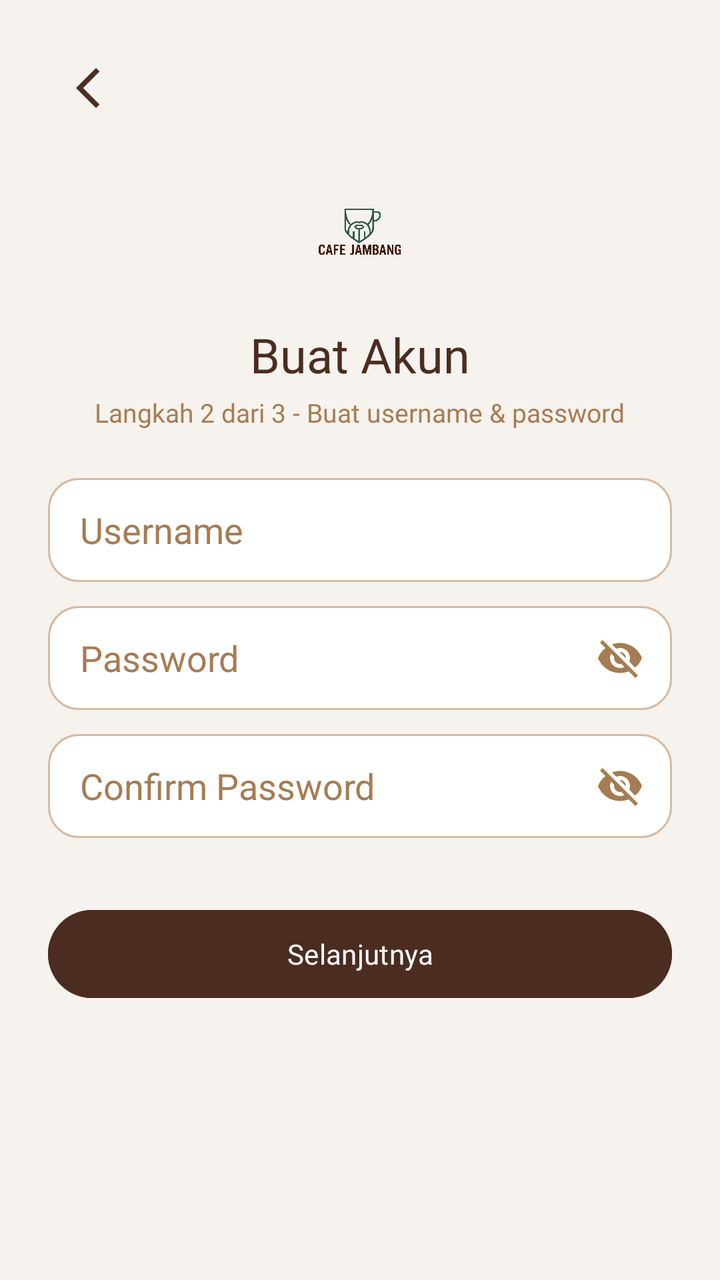
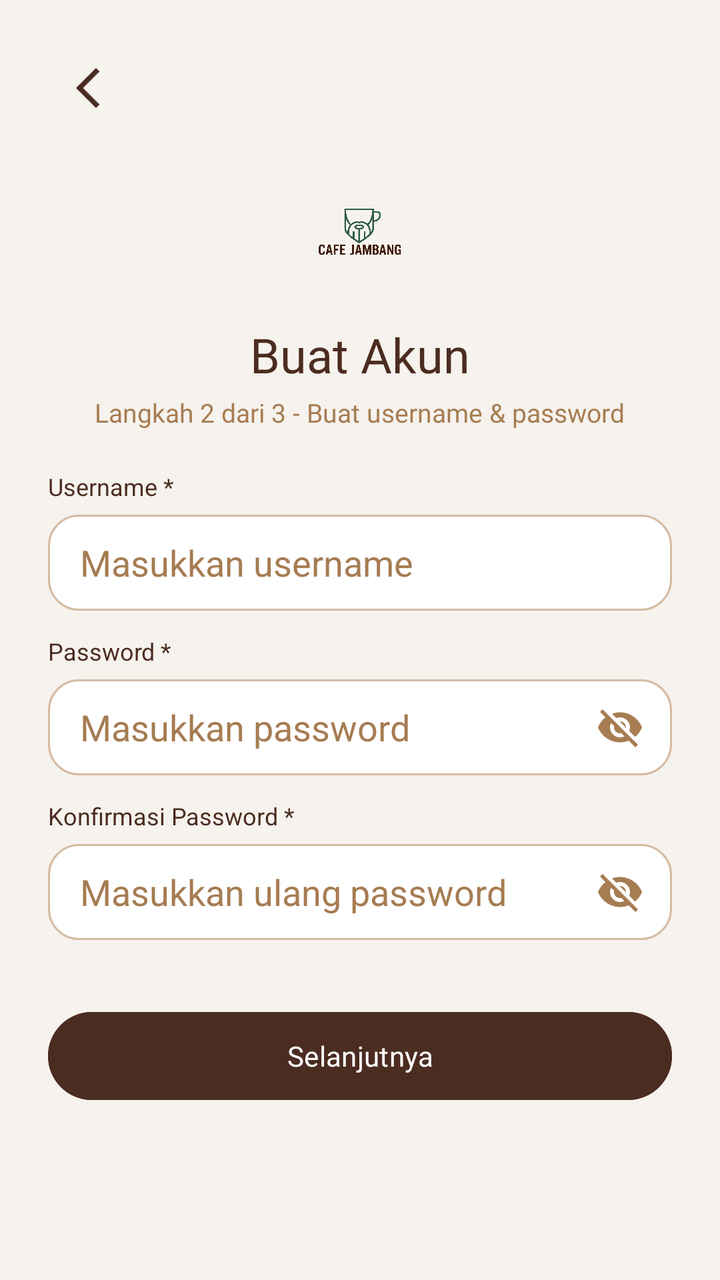

The first picture is an Android layout as it rendered before a commit; the second is the same layout after the commit. The layout source and the unified diff follow.
<!-- AndroidManifest.xml: application theme Theme.YLNLays -->
<!-- res/layout/activity_sign_up_account.xml -->
<?xml version="1.0" encoding="utf-8"?>
<ScrollView xmlns:android="http://schemas.android.com/apk/res/android"
    xmlns:app="http://schemas.android.com/apk/res-auto"
    xmlns:tools="http://schemas.android.com/tools"
    android:layout_width="match_parent"
    android:layout_height="match_parent"
    android:background="#F6F2ED"
    android:fillViewport="true"
    android:clipToPadding="false"
    android:paddingBottom="24dp"
    tools:context=".project_yolan_3tie.Home.SignUpAccountActivity">

    <LinearLayout
        android:layout_width="match_parent"
        android:layout_height="wrap_content"
        android:orientation="vertical"
        android:padding="24dp">

        <ImageButton
            android:id="@+id/btnBack"
            android:layout_width="40dp"
            android:layout_height="40dp"
            android:background="@android:color/transparent"
            android:contentDescription="Kembali"
            android:src="@drawable/ic_arrow_back"
            android:layout_gravity="start"
            app:tint="#4B2C20" />

        <ImageView
            android:layout_width="65dp"
            android:layout_height="65dp"
            android:layout_gravity="center"
            android:layout_marginTop="18dp"
            android:contentDescription="Logo Cafe Jambang"
            android:src="@drawable/logo"
            android:scaleType="fitCenter" />

        <TextView
            android:layout_width="wrap_content"
            android:layout_height="wrap_content"
            android:layout_gravity="center"
            android:layout_marginTop="14dp"
            android:text="Buat Akun"
            android:textColor="#4B2C20"
            android:textSize="24sp"
            android:fontFamily="@font/poppins_bold" />

        <TextView
            android:layout_width="wrap_content"
            android:layout_height="wrap_content"
            android:layout_gravity="center"
            android:layout_marginTop="4dp"
            android:text="Langkah 2 dari 3 - Buat username &amp; password"
            android:textColor="#A67C52"
            android:textSize="13sp"
            android:fontFamily="@font/poppins_medium" />

        <EditText
            android:id="@+id/etUsername"
            android:layout_width="match_parent"
            android:layout_height="52dp"
            android:layout_marginTop="24dp"
            android:background="@drawable/edittext_login"
            android:hint="Username"
            android:paddingStart="16dp"
            android:paddingEnd="16dp"
            android:inputType="text"
            android:textColor="#4B2C20"
            android:textColorHint="#A67C52" />

        <FrameLayout
            android:layout_width="match_parent"
            android:layout_height="52dp"
            android:layout_marginTop="12dp">

            <EditText
                android:id="@+id/etPassword"
                android:layout_width="match_parent"
                android:layout_height="match_parent"
                android:background="@drawable/edittext_login"
                android:hint="Password"
                android:paddingStart="16dp"
                android:paddingEnd="48dp"
                android:inputType="textPassword"
                android:textColor="#4B2C20"
                android:textColorHint="#A67C52" />

            <ImageButton
                android:id="@+id/btnTogglePassword"
                android:layout_width="40dp"
                android:layout_height="40dp"
                android:layout_gravity="end|center_vertical"
                android:layout_marginEnd="6dp"
                android:background="?attr/selectableItemBackgroundBorderless"
                android:contentDescription="Tampilkan/Sembunyikan Password"
                android:src="@drawable/ic_visibility_off"
                app:tint="#A67C52" />
        </FrameLayout>

        <LinearLayout
            android:id="@+id/layoutPasswordStrength"
            android:layout_width="match_parent"
            android:layout_height="wrap_content"
            android:orientation="vertical"
            android:layout_marginTop="6dp"
            android:visibility="gone"
            tools:visibility="visible">

            <ProgressBar
                android:id="@+id/pbPasswordStrength"
                style="@android:style/Widget.ProgressBar.Horizontal"
                android:layout_width="match_parent"
                android:layout_height="6dp"
                android:max="100"
                android:progress="0" />

            <TextView
                android:id="@+id/tvPasswordStrength"
                android:layout_width="wrap_content"
                android:layout_height="wrap_content"
                android:layout_marginTop="4dp"
                android:text="Kekuatan Password: -"
                android:textSize="12sp"
                android:textColor="#A67C52"
                android:fontFamily="@font/poppins_medium" />

            <TextView
                android:id="@+id/tvRuleLength"
                android:layout_width="wrap_content"
                android:layout_height="wrap_content"
                android:layout_marginTop="4dp"
                android:text="• Minimal 8 karakter"
                android:textSize="11sp"
                android:textColor="#888888" />

            <TextView
                android:id="@+id/tvRuleUpperLower"
                android:layout_width="wrap_content"
                android:layout_height="wrap_content"
                android:layout_marginTop="2dp"
                android:text="• Huruf besar &amp; kecil"
                android:textSize="11sp"
                android:textColor="#888888" />

            <TextView
                android:id="@+id/tvRuleNumber"
                android:layout_width="wrap_content"
                android:layout_height="wrap_content"
                android:layout_marginTop="2dp"
                android:text="• Memiliki angka (0-9)"
                android:textSize="11sp"
                android:textColor="#888888" />

            <TextView
                android:id="@+id/tvRuleSpecial"
                android:layout_width="wrap_content"
                android:layout_height="wrap_content"
                android:layout_marginTop="2dp"
                android:text="• Memiliki karakter khusus (!@#$%^&amp;*)"
                android:textSize="11sp"
                android:textColor="#888888" />
        </LinearLayout>

        <FrameLayout
            android:layout_width="match_parent"
            android:layout_height="52dp"
            android:layout_marginTop="12dp">

            <EditText
                android:id="@+id/etConfirmPassword"
                android:layout_width="match_parent"
                android:layout_height="match_parent"
                android:background="@drawable/edittext_login"
                android:hint="Confirm Password"
                android:paddingStart="16dp"
                android:paddingEnd="48dp"
                android:inputType="textPassword"
                android:textColor="#4B2C20"
                android:textColorHint="#A67C52" />

            <ImageButton
                android:id="@+id/btnToggleConfirmPassword"
                android:layout_width="40dp"
                android:layout_height="40dp"
                android:layout_gravity="end|center_vertical"
                android:layout_marginEnd="6dp"
                android:background="?attr/selectableItemBackgroundBorderless"
                android:contentDescription="Tampilkan/Sembunyikan Confirm Password"
                android:src="@drawable/ic_visibility_off"
                app:tint="#A67C52" />
        </FrameLayout>

        <Button
            android:id="@+id/btnNext"
            android:layout_width="match_parent"
            android:layout_height="52dp"
            android:layout_marginTop="32dp"
            android:backgroundTint="#4B2C20"
            android:text="Selanjutnya"
            android:textAllCaps="false"
            android:textColor="#FFFFFF"
            android:fontFamily="@font/poppins_bold" />

    </LinearLayout>
</ScrollView>
<!-- resources referenced by this layout -->
<resources>
  <!-- drawable edittext_login (drawable) -->
  <?xml version="1.0" encoding="utf-8"?>
  <shape xmlns:android="http://schemas.android.com/apk/res/android">
  
      <solid android:color="#FFFFFF" />
  
      <stroke
          android:width="1dp"
          android:color="#D5BBA2" />
  
      <corners android:radius="15dp" />
  
      <padding
          android:left="18dp"
          android:right="18dp"
          android:top="10dp"
          android:bottom="10dp" />
  
  </shape>
  <!-- drawable ic_arrow_back (drawable) -->
  <vector xmlns:android="http://schemas.android.com/apk/res/android" android:height="24dp" android:tint="#FFFFFF" android:viewportHeight="24" android:viewportWidth="24" android:width="24dp">
        
      <path android:fillColor="@android:color/white" android:pathData="M17.77,3.77l-1.77,-1.77l-10,10l10,10l1.77,-1.77l-8.23,-8.23z"/>
      
  </vector>
  <!-- drawable ic_visibility_off (drawable) -->
  <vector xmlns:android="http://schemas.android.com/apk/res/android"
      android:width="24dp"
      android:height="24dp"
      android:viewportWidth="24"
      android:viewportHeight="24">
    <path
        android:fillColor="#FF000000"
        android:pathData="M12,7c2.76,0 5,2.24 5,5 0,0.65 -0.13,1.26 -0.36,1.83l2.92,2.92c1.51,-1.26 2.7,-2.89 3.44,-4.75 -1.73,-4.39 -6,-7.5 -11,-7.5 -1.4,0 -2.74,0.25 -3.98,0.7l2.16,2.16C10.74,7.13 11.35,7 12,7zM2,4.27l2.28,2.28 0.46,0.46C3.08,8.3 1.78,10.02 1,12c1.73,4.39 6,7.5 11,7.5 1.55,0 3.03,-0.3 4.38,-0.84l0.42,0.42L19.73,22 21,20.73 3.27,3 2,4.27zM7.53,9.8l1.55,1.55c-0.05,0.21 -0.08,0.43 -0.08,0.65 0,1.66 1.34,3 3,3 0.22,0 0.44,-0.03 0.65,-0.08l1.55,1.55c-0.67,0.33 -1.41,0.53 -2.2,0.53 -2.76,0 -5,-2.24 -5,-5 0,-0.79 0.2,-1.53 0.53,-2.2zM11.84,9.02l3.15,3.15c-0.02,-0.06 -0.02,-0.11 -0.02,-0.17 0,-1.66 -1.34,-3 -3,-3 -0.06,0 -0.11,0 -0.17,0.02z"/>
  </vector>
  <!-- drawable logo: png bitmap (drawable, 284325 bytes) -->
  <style name="Theme.YLNLays" parent="Base.Theme.YLNLays" />
  <style name="Base.Theme.YLNLays" parent="Theme.Material3.DayNight.NoActionBar">
          
          <item name="colorPrimary">#4B2C20</item>
          <item name="colorSecondary">@color/fresh_mint</item>
          <item name="android:statusBarColor">#F6F2ED</item>
          <item name="android:windowLightStatusBar">true</item>
      </style>
  <color name="fresh_mint">#4E8D7C</color>
</resources>

<!-- the commit's change to res/layout/activity_sign_up_account.xml (unified diff, before → after) -->
@@ -16,16 +16,18 @@
         android:orientation="vertical"
         android:padding="24dp">
 
+        
         <ImageButton
             android:id="@+id/btnBack"
             android:layout_width="40dp"
             android:layout_height="40dp"
+            android:layout_gravity="start"
             android:background="@android:color/transparent"
             android:contentDescription="Kembali"
             android:src="@drawable/ic_arrow_back"
-            android:layout_gravity="start"
             app:tint="#4B2C20" />
 
+        
         <ImageView
             android:layout_width="65dp"
             android:layout_height="65dp"
@@ -35,6 +37,7 @@
             android:src="@drawable/logo"
             android:scaleType="fitCenter" />
 
+        
         <TextView
             android:layout_width="wrap_content"
             android:layout_height="wrap_content"
@@ -55,30 +58,49 @@
             android:textSize="13sp"
             android:fontFamily="@font/poppins_medium" />
 
+        
+        <TextView
+            android:layout_width="match_parent"
+            android:layout_height="wrap_content"
+            android:layout_marginTop="20dp"
+            android:text="Username *"
+            android:textColor="#4B2C20"
+            android:textSize="12sp" />
+
         <EditText
             android:id="@+id/etUsername"
             android:layout_width="match_parent"
-            android:layout_height="52dp"
-            android:layout_marginTop="24dp"
+            android:layout_height="48dp"
+            android:layout_marginTop="6dp"
             android:background="@drawable/edittext_login"
-            android:hint="Username"
+            android:hint="Masukkan username"
             android:paddingStart="16dp"
             android:paddingEnd="16dp"
             android:inputType="text"
             android:textColor="#4B2C20"
             android:textColorHint="#A67C52" />
 
+        
+        <TextView
+            android:layout_width="match_parent"
+            android:layout_height="wrap_content"
+            android:layout_marginTop="12dp"
+            android:text="Password *"
+            android:textColor="#4B2C20"
+            android:textSize="12sp" />
+
+        
         <FrameLayout
             android:layout_width="match_parent"
-            android:layout_height="52dp"
-            android:layout_marginTop="12dp">
+            android:layout_height="48dp"
+            android:layout_marginTop="6dp">
 
             <EditText
                 android:id="@+id/etPassword"
                 android:layout_width="match_parent"
                 android:layout_height="match_parent"
                 android:background="@drawable/edittext_login"
-                android:hint="Password"
+                android:hint="Masukkan password"
                 android:paddingStart="16dp"
                 android:paddingEnd="48dp"
                 android:inputType="textPassword"
@@ -97,6 +119,7 @@
                 app:tint="#A67C52" />
         </FrameLayout>
 
+        
         <LinearLayout
             android:id="@+id/layoutPasswordStrength"
             android:layout_width="match_parent"
@@ -161,17 +184,27 @@
                 android:textColor="#888888" />
         </LinearLayout>
 
+        
+        <TextView
+            android:layout_width="match_parent"
+            android:layout_height="wrap_content"
+            android:layout_marginTop="12dp"
+            android:text="Konfirmasi Password *"
+            android:textColor="#4B2C20"
+            android:textSize="12sp" />
+
+        
         <FrameLayout
             android:layout_width="match_parent"
-            android:layout_height="52dp"
-            android:layout_marginTop="12dp">
+            android:layout_height="48dp"
+            android:layout_marginTop="6dp">
 
             <EditText
                 android:id="@+id/etConfirmPassword"
                 android:layout_width="match_parent"
                 android:layout_height="match_parent"
                 android:background="@drawable/edittext_login"
-                android:hint="Confirm Password"
+                android:hint="Masukkan ulang password"
                 android:paddingStart="16dp"
                 android:paddingEnd="48dp"
                 android:inputType="textPassword"
@@ -190,6 +223,7 @@
                 app:tint="#A67C52" />
         </FrameLayout>
 
+        
         <Button
             android:id="@+id/btnNext"
             android:layout_width="match_parent"
